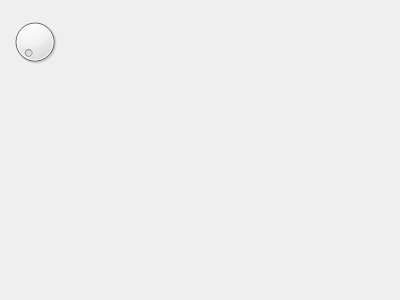
This is noisysettings.ui in mshroyer/noisylcd as Qt 5 draws it before an edit. The edited form follows.
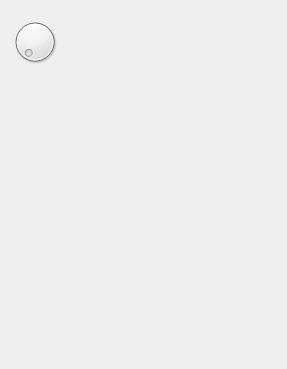
This is the edited form.

Commit message: Settings window opacity changes when mouse enters, leaves

Patch:
```diff
--- a/noisysettings.ui
+++ b/noisysettings.ui
@@ -9,8 +9,8 @@
    <rect>
     <x>0</x>
     <y>0</y>
-    <width>400</width>
-    <height>300</height>
+    <width>287</width>
+    <height>369</height>
    </rect>
   </property>
   <property name="windowTitle">
```
Left out of the diff: 2 changed lines with no effect on the pictures. The commit also changes 2 other files.
